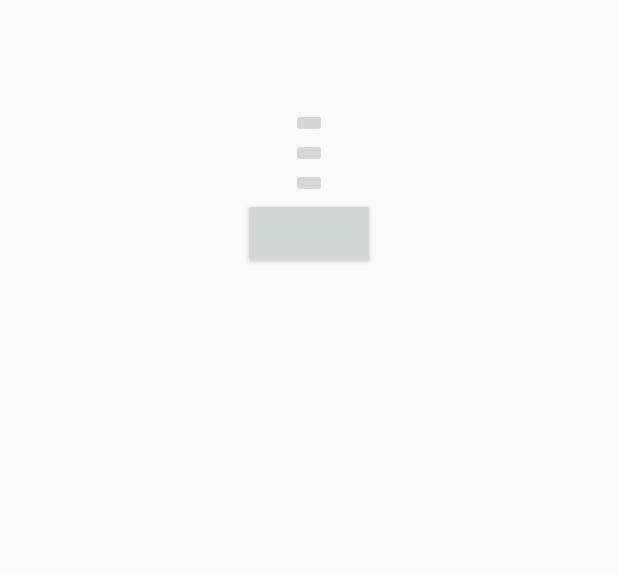
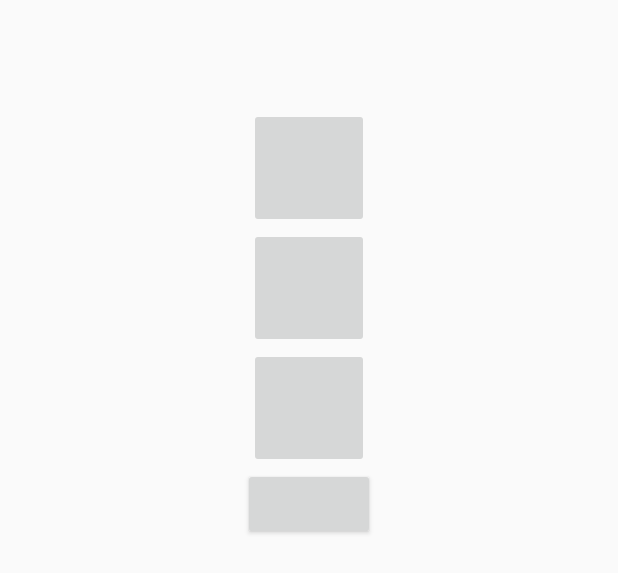
Before and after one commit to juffel/SimpleAudioRecorder, an Android app: the layout activity_record.xml on its own in the app's theme, with its tools: preview values and no code run, on a phone screen of 412 x 824 dp. Shown: the top 573 px of the screen. Run offline under Robolectric (Android 15) with nearby library versions, the phone set to English and light mode, and no system bars.

Commit message:
added some more experimental animation, now something is moving

```diff
--- a/app/src/main/java/de/juffel/simpleaudiorecorder/RecordActivity.java
+++ b/app/src/main/java/de/juffel/simpleaudiorecorder/RecordActivity.java
@@ -2,6 +2,7 @@ package de.juffel.simpleaudiorecorder;
 
 import android.app.Activity;
 import android.graphics.drawable.AnimationDrawable;
+import android.media.Image;
 import android.media.MediaPlayer;
 import android.media.MediaRecorder;
 import android.os.Bundle;
@@ -32,9 +33,6 @@ public class RecordActivity extends Activity {
 
     private Boolean recording;
     private Boolean playing;
-
-    private ImageView animation_background;
-    private AnimationDrawable animation;
 
     @Override
     protected void onCreate(Bundle savedInstanceState) {
@@ -102,9 +100,9 @@ public class RecordActivity extends Activity {
 
         ///////////////////////////
         // initialize animation button
-        animation_background = (ImageView) findViewById(R.id.animation_view);
+        ImageView animation_background = (ImageView) findViewById(R.id.animation_view);
         animation_background.setBackgroundResource(R.drawable.button_play_animated);
-        animation = (AnimationDrawable) animation_background.getBackground();
+        final AnimationDrawable animation = (AnimationDrawable) animation_background.getBackground();
         final Button animationButton = (Button) findViewById(R.id.animation_button);
         animationButton.setOnClickListener(new OnClickListener() {
             @Override
--- a/app/src/main/res/layout/activity_record.xml
+++ b/app/src/main/res/layout/activity_record.xml
@@ -4,17 +4,25 @@
     android:layout_gravity="center_horizontal">
 
     <ImageButton
-        android:layout_width="wrap_content"
-        android:layout_height="wrap_content"
+        android:layout_width="80dp"
+        android:layout_height="80dp"
         android:id="@+id/button_record"
         android:layout_centerHorizontal="true"
         android:layout_marginTop="72dp"
         android:onClick="record"
         android:layout_gravity="center_horizontal" />
 
-    <ImageButton
+    <ImageView
+        android:id="@+id/button_replay_view"
         android:layout_width="wrap_content"
         android:layout_height="wrap_content"
+        android:layout_above="@+id/button_replay"
+        android:layout_below="@+id/button_record"
+        android:layout_alignStart="@+id/button_replay" />
+
+    <ImageButton
+        android:layout_width="80dp"
+        android:layout_height="80dp"
         android:id="@+id/button_replay"
         android:onClick="replay"
         android:layout_gravity="center_horizontal"
@@ -22,8 +30,8 @@
         android:layout_alignStart="@+id/button_record" />
 
     <ImageButton
-        android:layout_width="wrap_content"
-        android:layout_height="wrap_content"
+        android:layout_width="80dp"
+        android:layout_height="80dp"
         android:id="@+id/button_upload"
         android:layout_gravity="center_horizontal"
         android:layout_below="@+id/button_replay"
@@ -33,7 +41,8 @@
         android:id="@+id/animation_view"
         android:layout_width="wrap_content"
         android:layout_height="wrap_content"
-        android:layout_alignTop="@+id/animation_button"
+        android:layout_toEndOf="@+id/animation_button"
+        android:layout_below="@+id/button_upload"
         android:layout_alignStart="@+id/animation_button" />
 
     <Button
```
Also changed, not shown: app/src/main/res/drawable/button_play.png, app/src/main/res/drawable/button_play_stop.png.
